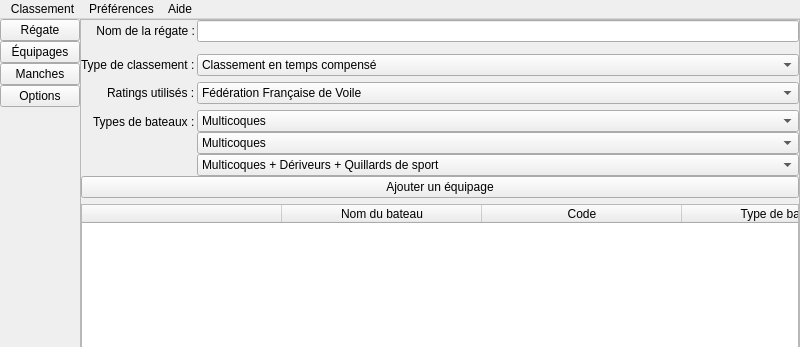
Qt form src/fenprincipale.ui (piero-la-lune/DeriVoile-calc) before a commit; both pictures show x 0 to 800 and y 0 to 347 of the 800 by 600 pixel window.
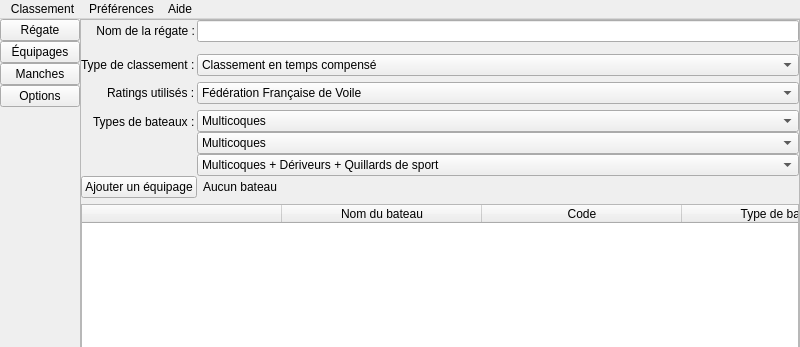
The same form after that commit. Icons and pictures are not drawn.

Commit message: Affichage du nombre de bateaux inscrits

Diff of the .ui file:
```diff
--- a/src/fenprincipale.ui
+++ b/src/fenprincipale.ui
@@ -451,6 +451,8 @@
             <number>0</number>
            </property>
            <item>
+            <layout class="QHBoxLayout" name="horizontalLayout_1">
+             <item>
             <widget class="QPushButton" name="addEquipage">
              <property name="focusPolicy">
               <enum>Qt::TabFocus</enum>
@@ -459,6 +461,28 @@
               <string>Ajouter un équipage</string>
              </property>
             </widget>
+             </item>
+             <item>
+              <widget class="QLabel" name="nbBateaux">
+               <property name="text">
+                <string>Aucun bateau</string>
+               </property>
+              </widget>
+             </item>
+             <item>
+              <spacer name="horizontalSpacer_3">
+               <property name="orientation">
+                <enum>Qt::Horizontal</enum>
+               </property>
+               <property name="sizeHint" stdset="0">
+                <size>
+                 <width>40</width>
+                 <height>20</height>
+                </size>
+               </property>
+              </spacer>
+             </item>
+            </layout>
            </item>
            <item>
             <widget class="QTableWidget" name="equipages">
```
Lines whose indentation alone changed are shown as unchanged. The commit also changes 2 other files.
